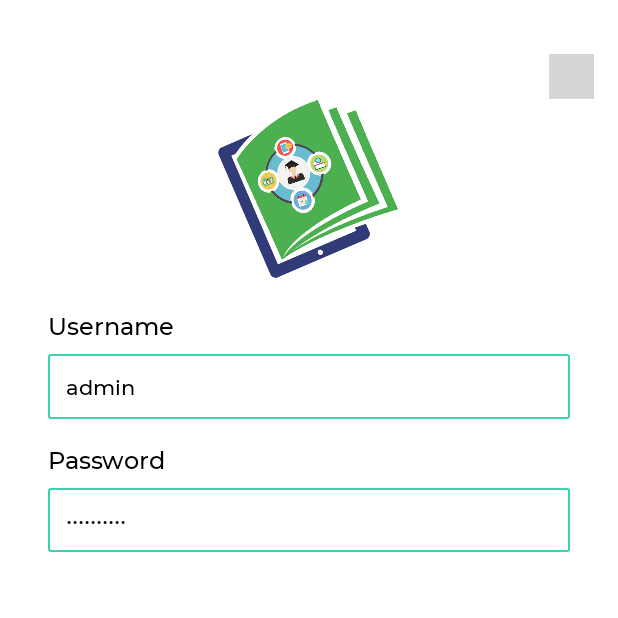
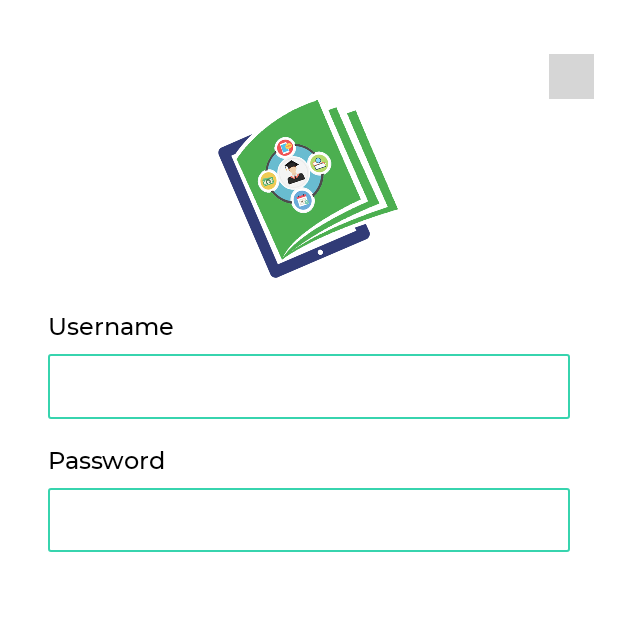
Before and after one commit to shahzadafridi/SchoolAdmin, an Android app: the screen it shows after launch (LoginActivity), on a phone screen of 412 x 824 dp, the top half of it. Run offline under Robolectric (Android 15) with nearby library versions, the phone set to English and light mode, and no system bars; grey boxes are pictures that could not be loaded.

Commit message:
Removed default email/password

```diff
--- a/app/src/main/java/com/empire/adminschool/Activities/LoginActivity.kt
+++ b/app/src/main/java/com/empire/adminschool/Activities/LoginActivity.kt
@@ -47,8 +47,6 @@ class LoginActivity : AppCompatActivity() {
             baseUrl!!.setText(it)
             RetrofitConstant.BASE_URL = it
         }
-        etEmail!!.setText("admin")
-        etPass!!.setText("@admin#599")
         btLogin!!.setOnClickListener {
             if (validation()){
                 progressBar!!.visibility = View.VISIBLE
```
